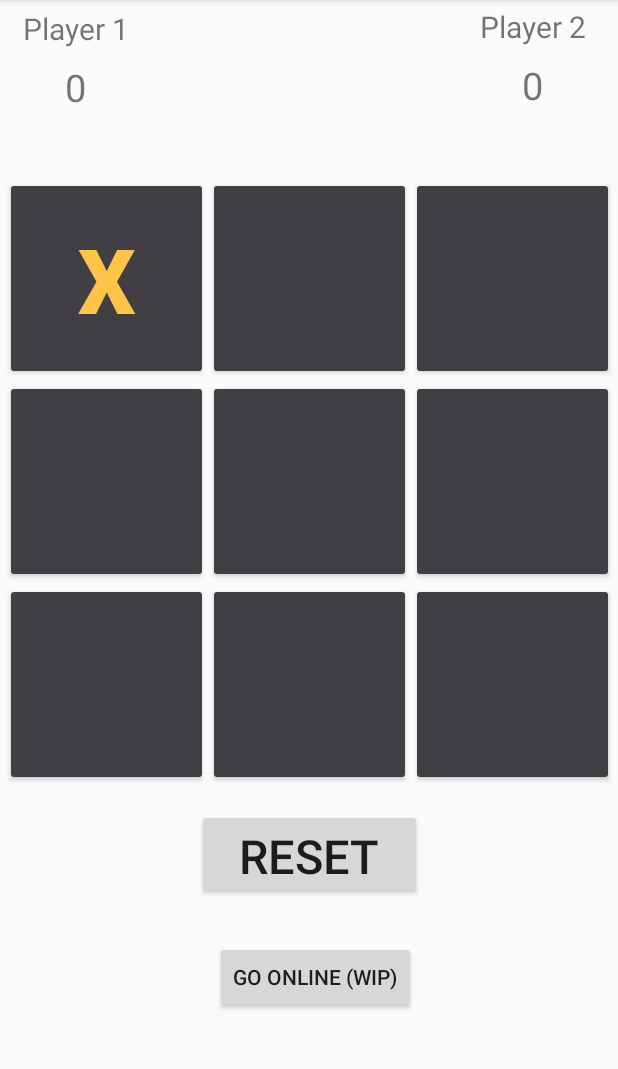
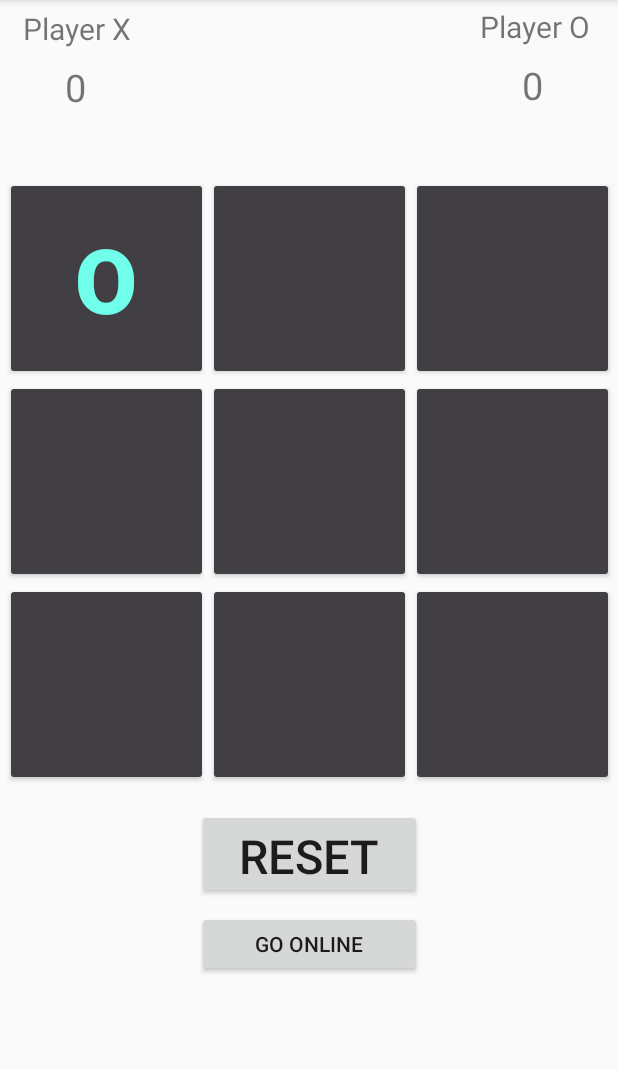
Before and after one commit to gabrielepace/MOBA1-TicTacToe, an Android app: the screen it shows after launch (MainActivity), after a tap on an icon or button, on a phone screen of 412 x 824 dp, the part 84-1153 px from its top. Run offline under Robolectric (Android 15) with nearby library versions, the phone set to English and light mode, and no system bars.

Commit message:
many improvements and bug fixes

```diff
--- a/tictactoe/src/main/java/ch/zhaw/moba1/tictactoe/MainActivity.java
+++ b/tictactoe/src/main/java/ch/zhaw/moba1/tictactoe/MainActivity.java
@@ -24,13 +24,13 @@ import okhttp3.WebSocketListener;
 
 public class MainActivity extends AppCompatActivity implements View.OnClickListener {
 
-    private TextView playerOneScore, playerTwoScore, playerStatus;
+    private TextView playerOneScore, playerTwoScore, playerStatus, connected;
     private Button[] buttons = new Button[9];
     private Button reset;
 
     private int playerOneScoreCount, playerTwoScoreCount;
 
-    public boolean activePlayer;
+    public boolean activePlayerX;
 
     public int[] gameState = {2,2,2,2,2,2,2,2,2};
 
@@ -43,7 +43,7 @@ public class MainActivity extends AppCompatActivity implements View.OnClickListe
     private WebSocket webSocket;
 
     boolean online = false;
-
+    boolean alreadyPlayed = false;
 
 
     @Override
@@ -54,6 +54,7 @@ public class MainActivity extends AppCompatActivity implements View.OnClickListe
         playerOneScore = (TextView) findViewById(R.id.playerOneScore);
         playerTwoScore = (TextView) findViewById(R.id.playerTwoScore);
         playerStatus = (TextView) findViewById(R.id.playerStatus);
+        connected = (TextView) findViewById(R.id.connected);
 
         reset = (Button) findViewById(R.id.reset);
 
@@ -66,7 +67,7 @@ public class MainActivity extends AppCompatActivity implements View.OnClickListe
 
         playerOneScoreCount = 0;
         playerTwoScoreCount = 0;
-        activePlayer = true;
+        activePlayerX = true;
 
         findViewById(R.id.onlinebtn).setOnClickListener(new View.OnClickListener() {
             @Override
@@ -79,10 +80,10 @@ public class MainActivity extends AppCompatActivity implements View.OnClickListe
             @Override
             public void onClick(View v) {
                 playAgain();
-                playerOneScoreCount = 0;
-                playerTwoScoreCount = 0;
-                playerStatus.setText("");
-                updatePlayerScore();
+//                playerOneScoreCount = 0;
+//                playerTwoScoreCount = 0;
+//                playerStatus.setText("");
+//                updatePlayerScore();
             }
         });
     }
@@ -101,37 +102,45 @@ public class MainActivity extends AppCompatActivity implements View.OnClickListe
             super.onOpen(webSocket, response);
             Log.i("app","onOpen success");
             online = true;
-
+            connected.setText("Connected");
         }
 
         @Override
         public void onMessage(WebSocket webSocket, final String boardRecieved) {
             super.onMessage(webSocket, boardRecieved);
-            Log.i("app","new board " + boardRecieved);
-            Log.i("app","old gameState " + Arrays.toString(gameState));
+//            Log.i("app","new board " + boardRecieved);
+//            Log.i("app","old gameState " + Arrays.toString(gameState));
             try {
                 JSONObject newBoard = new JSONObject(boardRecieved);
                 JSONArray newGameState  = (JSONArray) newBoard.get("message");
+                int zeroes = 0;//X, represented by 0
+                int ones = 0;//O, represented by 1
                 for (int i = 0; i < gameState.length; i++) {
                     gameState[i] = (int)newGameState.get(i);
+                    if(gameState[i] == 0)zeroes++;
+                    if(gameState[i] == 1)ones++;
                 }
-                Log.i("app","new gameState " + Arrays.toString(gameState));
+                activePlayerX = ones>=zeroes;//true => X
+                //Log.i("app","new gameState " + Arrays.toString(gameState));
 
             } catch (JSONException e) {
                 e.printStackTrace();
             }
 
             updateBoard();
-            showWinner();
+            alreadyPlayed = false;
 
-            if (!checkWinner()) {
-                activePlayer = !activePlayer;
-            }
+
+//            if (!checkWinner()) {
+//                activePlayer = !activePlayer;
+//            }
 
             runOnUiThread(new Runnable() {
                 @Override
                 public void run() {
-
+                    showWinner();
+                    Log.i("app","checking winner after onMessage: " + checkWinner());
+                    Log.i("app","new gameState after onMessage: " + Arrays.toString(gameState));
 
                 }
             });
@@ -146,9 +155,9 @@ public class MainActivity extends AppCompatActivity implements View.OnClickListe
                 String board = Arrays.toString(gameState);
                 jsonObject.put("message", jsonArray);
                 Boolean a = webSocket.send(jsonObject.toString());
-                Log.i("app: ","board sent");
-                Log.i("board was : ",board);
-                Log.i("send-successful: ",a.toString());
+//                Log.i("app: ","board sent");
+//                Log.i("board was : ",board);
+//                Log.i("send-successful: ",a.toString());
             }
         } catch (JSONException e) {
             e.printStackTrace();
@@ -167,6 +176,8 @@ public class MainActivity extends AppCompatActivity implements View.OnClickListe
             } else if(gameState[i] == 1) {
                 current.setText("O");
                 current.setTextColor(Color.parseColor("#70FFEA"));
+            } else {
+                current.setText("");
             }
         }
     }
@@ -176,16 +187,22 @@ public class MainActivity extends AppCompatActivity implements View.OnClickListe
         if (!((Button) v).getText().toString().equals("")) {
             return;
         }
+        if(online && alreadyPlayed){
+            return;
+        }
+        if(!online){
+            activePlayerX= !activePlayerX;
+        }
 
         String buttonId = v.getResources().getResourceEntryName(v.getId());
         int gameStatePointer = Integer.parseInt(buttonId.substring(buttonId.length() - 1, buttonId.length()));
 
-        if (activePlayer) {
+        if (activePlayerX) {
             gameState[gameStatePointer] = 0;
         } else {
             gameState[gameStatePointer] = 1;
         }
-
+        alreadyPlayed=true;
 
         sendBoard();
         updateBoard();
@@ -201,45 +218,48 @@ public class MainActivity extends AppCompatActivity implements View.OnClickListe
     }
 
     void showWinner(){
-        if (checkWinner()) {
-            if(activePlayer){
+        if (checkWinner()!=2) {
+            if(checkWinner()==0){
                 playerOneScoreCount++;
                 updatePlayerScore();
-                Toast.makeText(this, "Player 1 Won!", Toast.LENGTH_SHORT).show();
-                playAgain();
-                goOnline();
+                playerStatus.setText("Player X won last game!");
+                Toast.makeText(this, "Player X Won!", Toast.LENGTH_SHORT).show();
+//                playAgain();
+//                goOnline();
             }else {
                 playerTwoScoreCount++;
                 updatePlayerScore();
-                Toast.makeText(this, "Player 2 Won!", Toast.LENGTH_SHORT).show();
-                playAgain();
-                goOnline();
+                playerStatus.setText("Player O won last game!");
+                Toast.makeText(this, "Player O Won!", Toast.LENGTH_SHORT).show();
+//                playAgain();
+//                goOnline();
             }
         }else if(checkIfTie()){
-            playAgain();
+            playerStatus.setText("Nobody won last game");
             Toast.makeText(this, "No Winner!", Toast.LENGTH_SHORT).show();
-            goOnline();
+//            playAgain();
+//            goOnline();
         }else {
-            if(online)activePlayer = !activePlayer;
+            //if(online) activePlayerX = !activePlayerX;
         }
 
-        if(playerOneScoreCount > playerTwoScoreCount){
-            playerStatus.setText("Player 1 is Winning!");
-        }else if(playerTwoScoreCount > playerOneScoreCount){
-            playerStatus.setText("Player 2 is Winning!");
-        }else {
-            playerStatus.setText("");
-        }
+//        if(playerOneScoreCount > playerTwoScoreCount){
+//            playerStatus.setText("Player X is Winning!");
+//        }else if(playerTwoScoreCount > playerOneScoreCount){
+//            playerStatus.setText("Player O is Winning!");
+//        }else {
+//            playerStatus.setText("");
+//        }
     }
 
-    public boolean checkWinner(){
-        boolean winnerResult = false;
+    public int checkWinner(){
+        int winnerResult = 2;//2 means nobody won yet, 0 = X won, 1 = O won
 
         for(int[] winningPosition: winningPositions){
             if((gameState[winningPosition[0]] == gameState[winningPosition[1]]) &&
                     (gameState[winningPosition[1]] == gameState[winningPosition[2]]) &&
                             (gameState[winningPosition[2]] != 2)){
-                winnerResult = true;
+                winnerResult = gameState[winningPosition[2]];
             }
         }
         return winnerResult;
@@ -251,12 +271,16 @@ public class MainActivity extends AppCompatActivity implements View.OnClickListe
     }
 
     public void playAgain(){
-        activePlayer = true;
+
 
         for(int i=0; i<buttons.length; i++){
             gameState[i] = 2;
             buttons[i].setText("");
         }
         sendBoard();
+        alreadyPlayed=false;
+        activePlayerX = true;
+
+
     }
 }
--- a/tictactoe/src/main/res/layout/activity_main.xml
+++ b/tictactoe/src/main/res/layout/activity_main.xml
@@ -10,12 +10,12 @@
         android:id="@+id/playerOne"
         android:layout_width="wrap_content"
         android:layout_height="wrap_content"
-        android:text="Player 1"
+        android:layout_marginLeft="15dp"
         android:layout_marginTop="5dp"
-        android:layout_marginLeft="15dp"
+        android:text="Player X"
         android:textSize="20sp"
-        app:layout_constraintTop_toTopOf="parent"
-        app:layout_constraintLeft_toLeftOf="parent" />
+        app:layout_constraintLeft_toLeftOf="parent"
+        app:layout_constraintTop_toTopOf="parent" />
 
     <TextView
         android:id="@+id/playerOneScore"
@@ -34,7 +34,7 @@
         android:layout_height="wrap_content"
         android:layout_marginLeft="320dp"
         android:layout_marginTop="4dp"
-        android:text="Player 2"
+        android:text="Player O"
         android:textSize="20sp"
         app:layout_constraintLeft_toLeftOf="parent"
         app:layout_constraintTop_toTopOf="parent" />
@@ -174,12 +174,20 @@
 
     <Button
         android:id="@+id/onlinebtn"
-        android:layout_width="wrap_content"
-        android:layout_height="wrap_content"
-        android:layout_marginStart="12dp"
-        android:layout_marginTop="28dp"
-        android:text="go online (WIP)"
+        android:layout_width="150dp"
+        android:layout_height="44dp"
+        android:layout_marginTop="8dp"
+        android:text="go online"
         app:layout_constraintStart_toStartOf="@+id/reset"
         app:layout_constraintTop_toBottomOf="@+id/reset" />
 
+    <TextView
+        android:id="@+id/connected"
+        android:layout_width="85dp"
+        android:layout_height="22dp"
+        android:layout_marginStart="16dp"
+        android:layout_marginTop="20dp"
+        app:layout_constraintStart_toEndOf="@+id/onlinebtn"
+        app:layout_constraintTop_toBottomOf="@+id/reset" />
+
 </androidx.constraintlayout.widget.ConstraintLayout>
```
